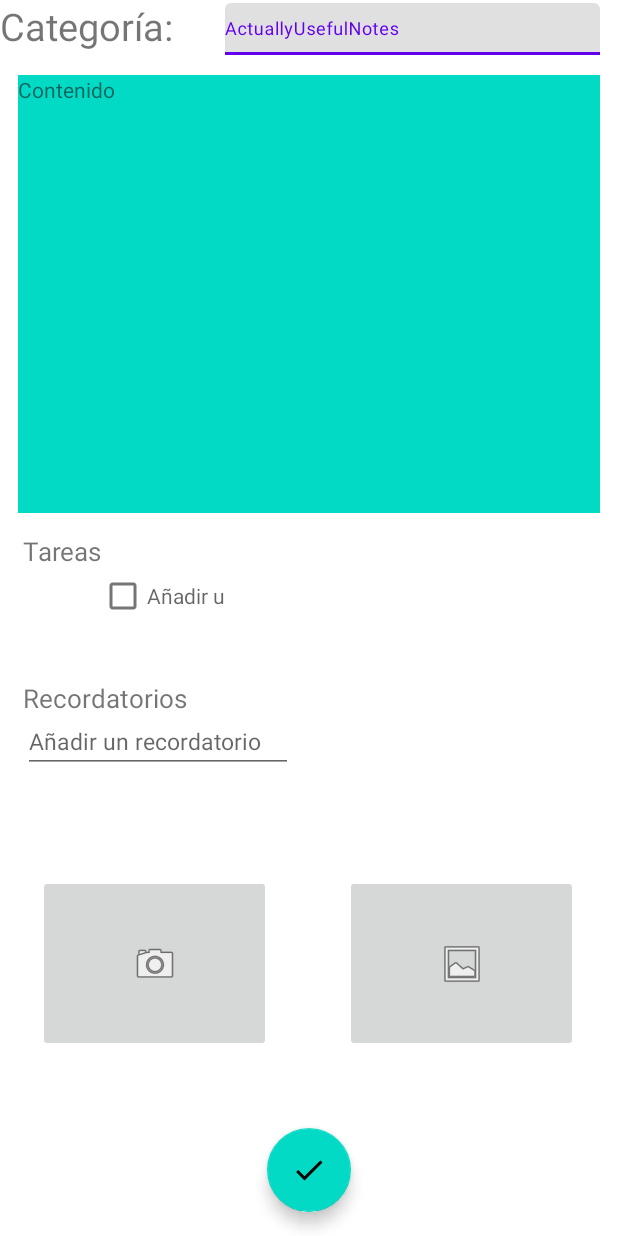
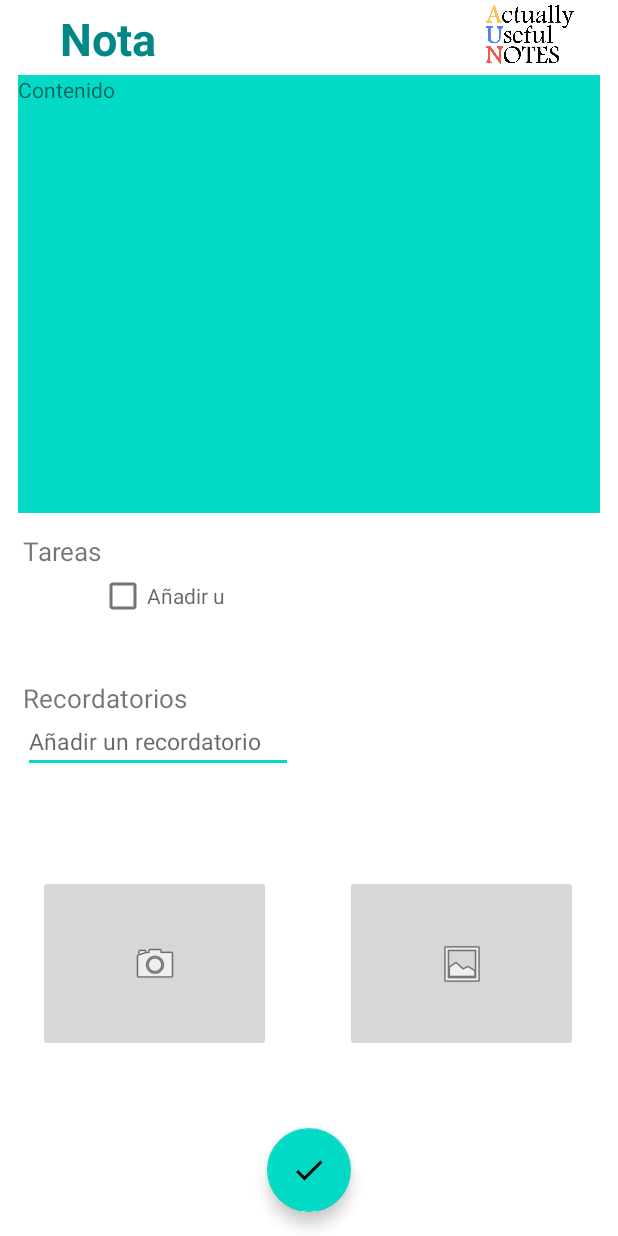
Before and after one commit to AlexT-UB/ActuallyUsefulNotes, an Android app: the AddNote screen opened directly, with no data from a screen before it, on a phone screen of 412 x 824 dp. Run offline under Robolectric (Android 15) with nearby library versions, the phone set to English and light mode, and no system bars.

Commit message:
Changed View. Help Wanted

```diff
--- a/app/src/main/AndroidManifest.xml
+++ b/app/src/main/AndroidManifest.xml
@@ -15,10 +15,11 @@
         android:supportsRtl="true"
         android:theme="@style/Theme.ActuallyUsefulNotes">
         <activity android:name=".View.AddNote"></activity>
-        <activity android:name=".View.MainActivity">
+        <activity android:name=".View.AddGroup"></activity>
+        <activity android:name=".View.MainActivity"></activity>
+        <activity android:name=".View.Start_Up">
             <intent-filter>
                 <action android:name="android.intent.action.MAIN" />
-
                 <category android:name="android.intent.category.LAUNCHER" />
             </intent-filter>
         </activity>
--- a/app/src/main/java/com/example/actuallyusefulnotes/View/AddNote.java
+++ b/app/src/main/java/com/example/actuallyusefulnotes/View/AddNote.java
@@ -5,27 +5,22 @@ import androidx.appcompat.app.AppCompatActivity;
 import android.content.Intent;
 import android.os.Bundle;
 import android.view.View;
+import android.widget.Button;
 
 import com.example.actuallyusefulnotes.R;
 import com.google.android.material.floatingactionbutton.FloatingActionButton;
 
 public class AddNote extends AppCompatActivity {
-    FloatingActionButton floatingActionButton;
 
     @Override
     protected void onCreate(Bundle savedInstanceState) {
         super.onCreate(savedInstanceState);
         setContentView(R.layout.editar_nota);
-
-        floatingActionButton = findViewById(R.id.addNote);
-
-        floatingActionButton.setOnClickListener(new View.OnClickListener() {
-            @Override
-            public void onClick(View v) {
-                Intent intent = new Intent(AddNote.this, ElegirTipoNotaActivity.class);
-                startActivity(intent);
-            }
-        });
-
+        FloatingActionButton bt_Ok = findViewById(R.id.bt_Ok);
+        bt_Ok.setOnClickListener((v -> {
+            System.out.println("WE ARE HERE");
+            Intent intent = new Intent(AddNote.this, MainActivity.class);
+            startActivity(intent);
+        }));
     }
 }
--- a/app/src/main/res/layout/editar_nota.xml
+++ b/app/src/main/res/layout/editar_nota.xml
@@ -6,94 +6,81 @@
     android:layout_height="match_parent">
 
     <TextView
-        android:layout_width="165dp"
+        android:layout_width="wrap_content"
         android:layout_height="wrap_content"
-        android:text="Categoría:"
-        android:textSize="25sp">
+        android:layout_marginStart="40dp"
+        android:layout_marginLeft="40dp"
+        android:layout_marginTop="5dp"
+        android:text="Nota"
+        android:textColor="@color/design_default_color_secondary_variant"
+        android:textSize="30sp"
+        android:textStyle="bold">
 
     </TextView>
 
-    <com.google.android.material.textfield.TextInputLayout
-        android:id="@+id/menu"
-
-        android:layout_width="250dp"
-        android:layout_height="wrap_content"
-        android:layout_marginLeft="150dp"
-        android:hint="@string/app_name">
-
-        <AutoCompleteTextView
-            android:layout_width="match_parent"
-            android:layout_height="wrap_content"
-            android:textSize="25sp"
-            android:layout_marginTop="2dp"
-            android:inputType="none"
-            />
-
-    </com.google.android.material.textfield.TextInputLayout>
-
     <com.google.android.material.floatingactionbutton.FloatingActionButton
-        android:id="@+id/floating_action_button"
+        android:id="@+id/bt_Ok"
         android:layout_width="wrap_content"
         android:layout_height="wrap_content"
         android:layout_gravity="bottom|center"
         android:layout_margin="16dp"
+        android:contentDescription="TODO"
         android:onClick="cGuardar"
-        android:src="@drawable/ic_baseline_check_24"
-        android:contentDescription="TODO" />
+        android:src="@drawable/ic_baseline_check_24" />
 
     <TextView
-        android:id="@+id/textView2"
+        android:id="@+id/text_Contenido"
         android:layout_width="388dp"
         android:layout_height="292dp"
         android:layout_gravity="center_horizontal"
         android:layout_marginTop="50dp"
         android:background="@color/teal_200"
-        android:text="Contenido"/>
+        android:text="Contenido" />
 
 
     <TextView
         android:layout_width="match_parent"
         android:layout_height="wrap_content"
+        android:layout_marginLeft="15dp"
         android:layout_marginTop="355dp"
-        android:layout_marginLeft="15dp"
         android:text="Tareas"
-        android:textSize="17sp"/>
+        android:textSize="17sp" />
 
 
     <CheckBox
         android:id="@+id/checkBox"
         android:layout_width="wrap_content"
         android:layout_height="wrap_content"
+        android:layout_marginLeft="15dp"
         android:layout_marginTop="373dp"
-        android:layout_marginLeft="15dp"
         android:hint="Añadir una tarea"
-        android:visibility="visible"/>/>
+        android:visibility="visible" />/>
 
     <TextView
         android:layout_width="match_parent"
         android:layout_height="wrap_content"
+        android:layout_marginLeft="15dp"
         android:layout_marginTop="453dp"
-        android:layout_marginLeft="15dp"
         android:text="Recordatorios"
-        android:textSize="17sp"/>
+        android:textSize="17sp" />
 
     <EditText
         android:layout_width="wrap_content"
         android:layout_height="wrap_content"
+        android:layout_marginLeft="15dp"
+        android:layout_marginTop="473dp"
         android:ems="10"
-        android:layout_marginTop="473dp"
-        android:layout_marginLeft="15dp"
         android:hint="Añadir un recordatorio"
+        android:inputType="date"
         android:textSize="15sp"
-        android:inputType="date"
-        android:visibility="visible"/>
+        android:visibility="visible" />
 
     <ImageView
         android:id="@+id/imageView"
         android:layout_width="63dp"
         android:layout_height="46dp"
+        android:layout_marginLeft="20dp"
         android:layout_marginTop="523dp"
-        android:layout_marginLeft="20dp"
         app:layout_anchor="@+id/imageView"
         app:layout_anchorGravity="top|center"
         tools:srcCompat="@tools:sample/avatars" />
@@ -116,4 +103,12 @@
         android:onClick="cGaleria"
         app:srcCompat="@android:drawable/ic_menu_gallery" />
 
+    <ImageView
+        android:id="@+id/imageView4"
+        android:layout_width="85dp"
+        android:layout_height="45dp"
+        android:layout_marginStart="310dp"
+        android:layout_marginLeft="310dp"
+        app:srcCompat="@drawable/logo1" />
+
 </androidx.coordinatorlayout.widget.CoordinatorLayout>
--- a/app/src/main/res/layout/ver_nota.xml
+++ b/app/src/main/res/layout/ver_nota.xml
@@ -32,7 +32,7 @@
     </com.google.android.material.textfield.TextInputLayout>
 
     <com.google.android.material.floatingactionbutton.FloatingActionButton
-        android:id="@+id/floating_action_button"
+        android:id="@+id/bt_Ok"
         android:layout_width="wrap_content"
         android:layout_height="wrap_content"
         android:layout_gravity="bottom|center"
@@ -41,7 +41,7 @@
         android:contentDescription="TODO" />
 
     <TextView
-        android:id="@+id/textView2"
+        android:id="@+id/text_Contenido"
         android:layout_width="351dp"
         android:layout_height="270dp"
         android:layout_gravity="center_horizontal"
```
Also changed, not shown: app/src/main/java/com/example/actuallyusefulnotes/View/AddGroup.java (added, +26 -0 lines), app/src/main/java/com/example/actuallyusefulnotes/View/ElegirTipoNotaActivity.java (+5 -6 lines), app/src/main/java/com/example/actuallyusefulnotes/View/Fragmento_Ajustes.java (+21 -5 lines), app/src/main/java/com/example/actuallyusefulnotes/View/MainActivity.java (+17 -44 lines), app/src/main/java/com/example/actuallyusefulnotes/View/Start_Up.java (added, +59 -0 lines), app/src/main/res/layout/activity_main.xml (+14 -14 lines), app/src/main/res/layout/editar_group.xml (added, +106 -0 lines), 36 other files.
